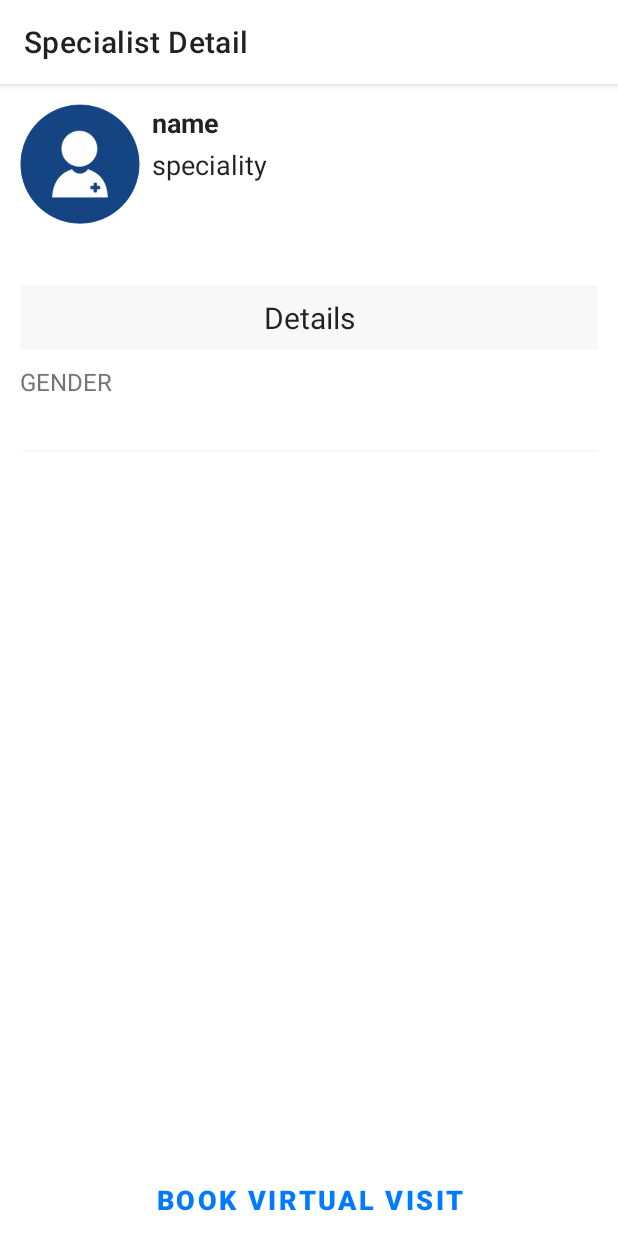
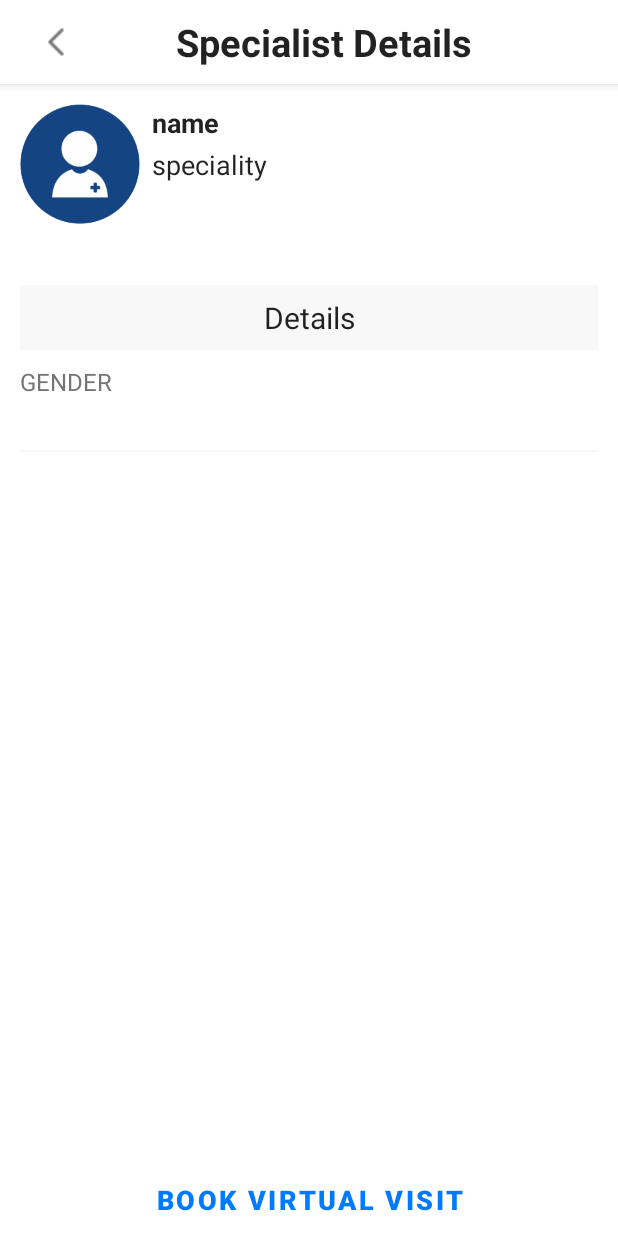
Before and after one commit to workprotocol/ClientSDKs, an Android app: the SpecialistDetail screen opened directly, with no data from a screen before it, on a phone screen of 412 x 824 dp. Run offline under Robolectric (Android 15) with nearby library versions, the phone set to English and light mode, and no system bars; our stand-ins replace Picasso, Volley; network calls fail; pictures from the network do not load.

Commit message:
Custom toolbar

```diff
--- a/androidSDK/app/src/main/java/com/spritehealth/sdk/AppointmentDetails.kt
+++ b/androidSDK/app/src/main/java/com/spritehealth/sdk/AppointmentDetails.kt
@@ -44,7 +44,7 @@ internal class AppointmentDetails : AppCompatActivity() {
     override fun onCreate(savedInstanceState: Bundle?) {
         super.onCreate(savedInstanceState)
         setContentView(R.layout.activity_appointment_details)
-        setSupportActionBar(findViewById(R.id.toolbar))
+        //setSupportActionBar(findViewById(R.id.toolbar))
         webView =findViewById(R.id.webView1);
         progressBar =findViewById(R.id.progressBar);
         //progressBar.setVisibility(View.GONE);
--- a/androidSDK/app/src/main/java/com/spritehealth/sdk/SpecialistDetail.kt
+++ b/androidSDK/app/src/main/java/com/spritehealth/sdk/SpecialistDetail.kt
@@ -5,6 +5,7 @@ import android.os.Bundle
 import android.view.View
 import android.widget.ProgressBar
 import android.widget.TextView
+import androidx.appcompat.app.ActionBar
 import androidx.appcompat.app.AppCompatActivity
 import com.google.gson.Gson
 import com.google.gson.GsonBuilder
@@ -13,6 +14,7 @@ import com.spritehealth.sdk.model.User
 import com.spritehealth.sdk.model.VendorDescriptionTypeEnum
 import com.squareup.picasso.Picasso
 import kotlinx.android.synthetic.main.activity_specialist_detail.*
+import kotlinx.android.synthetic.main.custom_toolbar.*
 import org.json.JSONObject
 
 
@@ -26,7 +28,16 @@ internal class SpecialistDetail : AppCompatActivity() {
     override fun onCreate(savedInstanceState: Bundle?) {
         super.onCreate(savedInstanceState)
         setContentView(R.layout.activity_specialist_detail)
-        setSupportActionBar(findViewById(R.id.toolbar))
+        //setSupportActionBar(findViewById(R.id.toolbar))
+        getSupportActionBar()?.displayOptions = ActionBar.DISPLAY_SHOW_CUSTOM;
+        getSupportActionBar()?.setCustomView(R.layout.custom_toolbar);
+
+        val tvPageHeading = supportActionBar!!.customView.findViewById<TextView>(R.id.tvPageHeading)
+        tvPageHeading.text = "Specialist Details"
+
+        imgvBack.setOnClickListener(){
+            this.finish();
+        }
 
         var id:Long = intent.getLongExtra("id",0)
 
@@ -40,15 +51,14 @@ internal class SpecialistDetail : AppCompatActivity() {
 
             if (specialistWithAvailability != null) {
                 tvName.text = specialistWithAvailability!!.name
+                tvPageHeading.text =specialistWithAvailability!!.name
 
-                if (specialistWithAvailability!!.specializationNames != null) {
+                    if (specialistWithAvailability!!.specializationNames != null) {
                     tvSpeciality.text = specialistWithAvailability!!.specializationNames
                 }
 
             }
         }
-
-
 
         var response="";
         var progressBar: ProgressBar = findViewById(R.id.progressBar);
--- a/androidSDK/app/src/main/res/layout/activity_specialist_detail.xml
+++ b/androidSDK/app/src/main/res/layout/activity_specialist_detail.xml
@@ -10,23 +10,9 @@
         android:layout_width="match_parent"
         android:layout_height="wrap_content">
 
-        <com.google.android.material.appbar.AppBarLayout
-            android:id="@+id/appbar"
-            android:layout_width="match_parent"
-            android:layout_height="wrap_content">
-
-            <androidx.appcompat.widget.Toolbar
-                android:id="@+id/toolbar"
-                android:layout_width="match_parent"
-                android:layout_height="?attr/actionBarSize"
-                android:background="#ffffff" />
-
-        </com.google.android.material.appbar.AppBarLayout>
-
         <ScrollView
             android:layout_width="match_parent"
             android:layout_height="match_parent"
-            android:layout_below="@id/appbar"
             android:layout_above="@+id/bookButton">
 
             <RelativeLayout
@@ -379,8 +365,8 @@
             style="@style/Widget.AppCompat.ProgressBar"
             android:layout_width="wrap_content"
             android:layout_height="wrap_content"
-
             android:layout_gravity="center"
+            android:layout_centerInParent="true"
             android:indeterminate="true"
 
             />
--- /dev/null
+++ b/androidSDK/app/src/main/res/layout/custom_toolbar.xml
@@ -0,0 +1,43 @@
+<?xml version="1.0" encoding="utf-8"?>
+<androidx.appcompat.widget.Toolbar
+    xmlns:android="http://schemas.android.com/apk/res/android"
+    xmlns:app="http://schemas.android.com/apk/res-auto"
+    android:orientation="vertical"
+    android:layout_width="match_parent"
+    android:layout_height="?attr/actionBarSize"
+    android:background="@color/actionBarBgColor">
+    <RelativeLayout
+        android:layout_width="match_parent"
+        android:layout_height="match_parent"
+
+        android:layout_alignParentStart="true"
+        >
+
+        <LinearLayout
+            android:layout_width="match_parent"
+            android:layout_height="wrap_content"
+            android:layout_centerInParent="true"
+            android:layout_marginLeft="-30dp"
+            android:orientation="horizontal">
+
+            <ImageView
+                android:id="@+id/imgvBack"
+                android:layout_width="40dp"
+                android:layout_height="40dp"
+                android:layout_gravity="start"
+                android:src="@drawable/arrow_back" />
+
+            <TextView
+                android:id="@+id/tvPageHeading"
+                style="@style/wpPageHeading"
+                android:layout_width="match_parent"
+                android:layout_height="wrap_content"
+                android:layout_gravity="center"
+                android:layout_marginLeft="-36dp"
+                android:gravity="center"
+                android:text="Page Title" />
+
+
+        </LinearLayout>
+    </RelativeLayout>
+</androidx.appcompat.widget.Toolbar>
--- a/androidSDK/app/src/main/res/values/colors.xml
+++ b/androidSDK/app/src/main/res/values/colors.xml
@@ -50,6 +50,7 @@
     <color name="bgGray">#eae9e9</color>
     <color name="gray">#EBECEC</color>
     <color name="hintGray">#757575</color>
+    <color name="actionBarBgColor">@color/white</color>
 
 
     /*
--- a/androidSDK/app/src/main/res/values/wpStyles.xml
+++ b/androidSDK/app/src/main/res/values/wpStyles.xml
@@ -63,7 +63,7 @@
     </style>
 
     <style name="wpHeading" parent="wpTypeface">
-        <item name="android:textSize">20sp</item>
+        <item name="android:textSize">25sp</item>
         <item name="android:textStyle">bold</item>
         <item name="android:textColor">@color/black</item>
         <item name="android:alpha">0.87</item>
```
Also changed, not shown: androidSDK/app/src/main/AndroidManifest.xml (+4 -12 lines), androidSDK/app/src/main/java/com/spritehealth/sdk/BookAppointment.kt (+13 -1 lines), androidSDK/app/src/main/java/com/spritehealth/sdk/MainActivity.kt (deleted, +0 -38 lines), androidSDK/app/src/main/java/com/spritehealth/sdk/PreviewAppointment.kt (+14 -1 lines), androidSDK/app/src/main/java/com/spritehealth/sdk/VPTFinder.kt (+48 -33 lines), androidSDK/app/src/main/res/layout/activity_appointment_details.xml (+0 -15 lines), androidSDK/app/src/main/res/layout/activity_book_appointment.xml (+1 -26 lines), androidSDK/app/src/main/res/layout/activity_main.xml (deleted, +0 -33 lines), androidSDK/app/src/main/res/layout/activity_preview_appointment.xml (+1 -15 lines), androidSDK/app/src/main/res/layout/activity_vptfinder.xml (+1 -17 lines), androidSDK/app/src/main/res/drawable/arrow_back.png (added).
